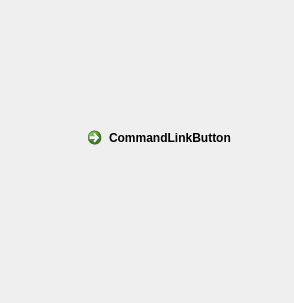
This is trunk/iwbc_demo/contextmenu.ui in zeliboba7/watchntouch as Qt 5 draws it before an edit. The edited form follows.
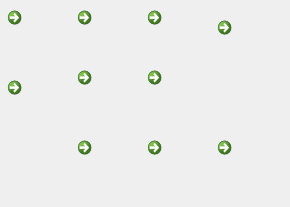
This is the edited form. Icons and pictures are not drawn.

Commit message: context menu items placed

```diff
--- a/trunk/iwbc_demo/contextmenu.ui
+++ b/trunk/iwbc_demo/contextmenu.ui
@@ -6,8 +6,8 @@
    <rect>
     <x>0</x>
     <y>0</y>
-    <width>294</width>
-    <height>303</height>
+    <width>290</width>
+    <height>207</height>
    </rect>
   </property>
   <property name="windowTitle">
@@ -19,14 +19,268 @@
   <widget class="QCommandLinkButton" name="commandLinkButton">
    <property name="geometry">
     <rect>
-     <x>80</x>
-     <y>120</y>
-     <width>180</width>
-     <height>41</height>
+     <x>0</x>
+     <y>0</y>
+     <width>61</width>
+     <height>71</height>
     </rect>
    </property>
    <property name="text">
-    <string>CommandLinkButton</string>
+    <string/>
+   </property>
+   <property name="icon">
+    <iconset resource="resources.qrc">
+     <normaloff>:/images/resources/wt.png</normaloff>
+     <selectedon>:/images/resources/wt_on.png</selectedon>:/images/resources/wt.png</iconset>
+   </property>
+   <property name="iconSize">
+    <size>
+     <width>50</width>
+     <height>50</height>
+    </size>
+   </property>
+   <property name="checkable">
+    <bool>true</bool>
+   </property>
+  </widget>
+  <widget class="QCommandLinkButton" name="color">
+   <property name="geometry">
+    <rect>
+     <x>140</x>
+     <y>60</y>
+     <width>61</width>
+     <height>71</height>
+    </rect>
+   </property>
+   <property name="text">
+    <string/>
+   </property>
+   <property name="icon">
+    <iconset resource="resources.qrc">
+     <normaloff>:/images/resources/color.png</normaloff>
+     <selectedon>:/images/resources/color_on.png</selectedon>:/images/resources/color.png</iconset>
+   </property>
+   <property name="iconSize">
+    <size>
+     <width>50</width>
+     <height>50</height>
+    </size>
+   </property>
+   <property name="checkable">
+    <bool>true</bool>
+   </property>
+  </widget>
+  <widget class="QCommandLinkButton" name="undo">
+   <property name="geometry">
+    <rect>
+     <x>0</x>
+     <y>70</y>
+     <width>61</width>
+     <height>111</height>
+    </rect>
+   </property>
+   <property name="text">
+    <string/>
+   </property>
+   <property name="icon">
+    <iconset resource="resources.qrc">
+     <normaloff>:/images/resources/undo.png</normaloff>:/images/resources/undo.png</iconset>
+   </property>
+   <property name="iconSize">
+    <size>
+     <width>50</width>
+     <height>105</height>
+    </size>
+   </property>
+   <property name="checkable">
+    <bool>false</bool>
+   </property>
+  </widget>
+  <widget class="QCommandLinkButton" name="eraser">
+   <property name="geometry">
+    <rect>
+     <x>140</x>
+     <y>130</y>
+     <width>61</width>
+     <height>71</height>
+    </rect>
+   </property>
+   <property name="text">
+    <string/>
+   </property>
+   <property name="icon">
+    <iconset resource="resources.qrc">
+     <normaloff>:/images/resources/eraser.png</normaloff>
+     <selectedon>:/images/resources/eraser_on.png</selectedon>:/images/resources/eraser.png</iconset>
+   </property>
+   <property name="iconSize">
+    <size>
+     <width>50</width>
+     <height>50</height>
+    </size>
+   </property>
+   <property name="checkable">
+    <bool>true</bool>
+   </property>
+  </widget>
+  <widget class="QCommandLinkButton" name="pen">
+   <property name="geometry">
+    <rect>
+     <x>70</x>
+     <y>0</y>
+     <width>61</width>
+     <height>71</height>
+    </rect>
+   </property>
+   <property name="text">
+    <string/>
+   </property>
+   <property name="icon">
+    <iconset resource="resources.qrc">
+     <normaloff>:/images/resources/pen.png</normaloff>
+     <selectedon>:/images/resources/pen_on.png</selectedon>:/images/resources/pen.png</iconset>
+   </property>
+   <property name="iconSize">
+    <size>
+     <width>50</width>
+     <height>50</height>
+    </size>
+   </property>
+   <property name="checkable">
+    <bool>true</bool>
+   </property>
+  </widget>
+  <widget class="QCommandLinkButton" name="redo">
+   <property name="geometry">
+    <rect>
+     <x>210</x>
+     <y>10</y>
+     <width>61</width>
+     <height>111</height>
+    </rect>
+   </property>
+   <property name="text">
+    <string/>
+   </property>
+   <property name="icon">
+    <iconset resource="resources.qrc">
+     <normaloff>:/images/resources/redo.png</normaloff>:/images/resources/redo.png</iconset>
+   </property>
+   <property name="iconSize">
+    <size>
+     <width>50</width>
+     <height>105</height>
+    </size>
+   </property>
+   <property name="checkable">
+    <bool>false</bool>
+   </property>
+  </widget>
+  <widget class="QCommandLinkButton" name="close">
+   <property name="geometry">
+    <rect>
+     <x>210</x>
+     <y>130</y>
+     <width>61</width>
+     <height>71</height>
+    </rect>
+   </property>
+   <property name="text">
+    <string/>
+   </property>
+   <property name="icon">
+    <iconset resource="resources.qrc">
+     <normaloff>:/images/resources/close.png</normaloff>:/images/resources/close.png</iconset>
+   </property>
+   <property name="iconSize">
+    <size>
+     <width>50</width>
+     <height>50</height>
+    </size>
+   </property>
+   <property name="checkable">
+    <bool>false</bool>
+   </property>
+  </widget>
+  <widget class="QCommandLinkButton" name="arrow">
+   <property name="geometry">
+    <rect>
+     <x>70</x>
+     <y>130</y>
+     <width>61</width>
+     <height>71</height>
+    </rect>
+   </property>
+   <property name="text">
+    <string/>
+   </property>
+   <property name="icon">
+    <iconset resource="resources.qrc">
+     <normaloff>:/images/resources/arrow.png</normaloff>
+     <selectedon>:/images/resources/arrow_on.png</selectedon>:/images/resources/arrow.png</iconset>
+   </property>
+   <property name="iconSize">
+    <size>
+     <width>50</width>
+     <height>50</height>
+    </size>
+   </property>
+   <property name="checkable">
+    <bool>true</bool>
+   </property>
+  </widget>
+  <widget class="QCommandLinkButton" name="shape">
+   <property name="geometry">
+    <rect>
+     <x>70</x>
+     <y>60</y>
+     <width>61</width>
+     <height>71</height>
+    </rect>
+   </property>
+   <property name="text">
+    <string/>
+   </property>
+   <property name="icon">
+    <iconset resource="resources.qrc">
+     <normaloff>:/images/resources/shape.png</normaloff>
+     <selectedon>:/images/resources/shape_on.png</selectedon>:/images/resources/shape.png</iconset>
+   </property>
+   <property name="iconSize">
+    <size>
+     <width>50</width>
+     <height>50</height>
+    </size>
+   </property>
+   <property name="checkable">
+    <bool>true</bool>
+   </property>
+  </widget>
+  <widget class="QCommandLinkButton" name="penwidth">
+   <property name="geometry">
+    <rect>
+     <x>140</x>
+     <y>0</y>
+     <width>61</width>
+     <height>71</height>
+    </rect>
+   </property>
+   <property name="text">
+    <string/>
+   </property>
+   <property name="icon">
+    <iconset resource="resources.qrc">
+     <normaloff>:/images/resources/penwidth.png</normaloff>
+     <selectedon>:/images/resources/penwidth_on.png</selectedon>:/images/resources/penwidth.png</iconset>
+   </property>
+   <property name="iconSize">
+    <size>
+     <width>50</width>
+     <height>50</height>
+    </size>
+   </property>
+   <property name="checkable">
+    <bool>true</bool>
    </property>
   </widget>
  </widget>
```
Left out of the diff: 6 changed lines with no effect on the pictures.
